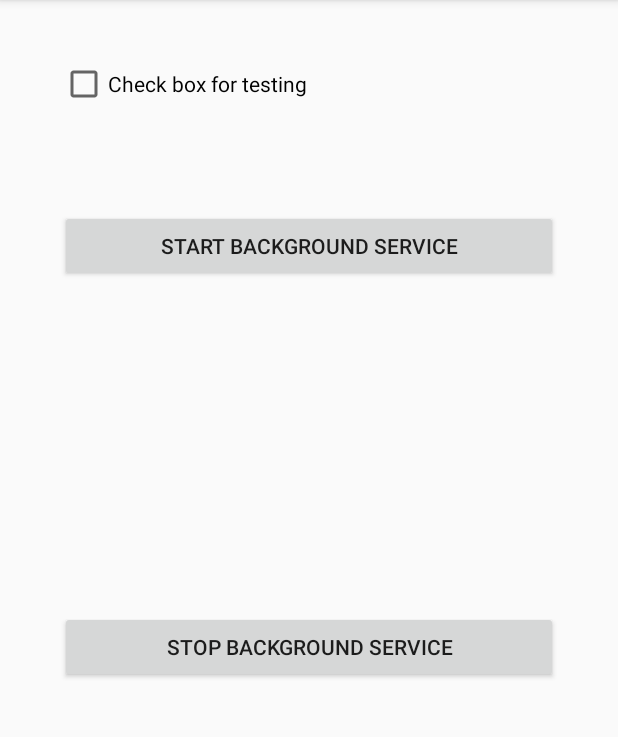
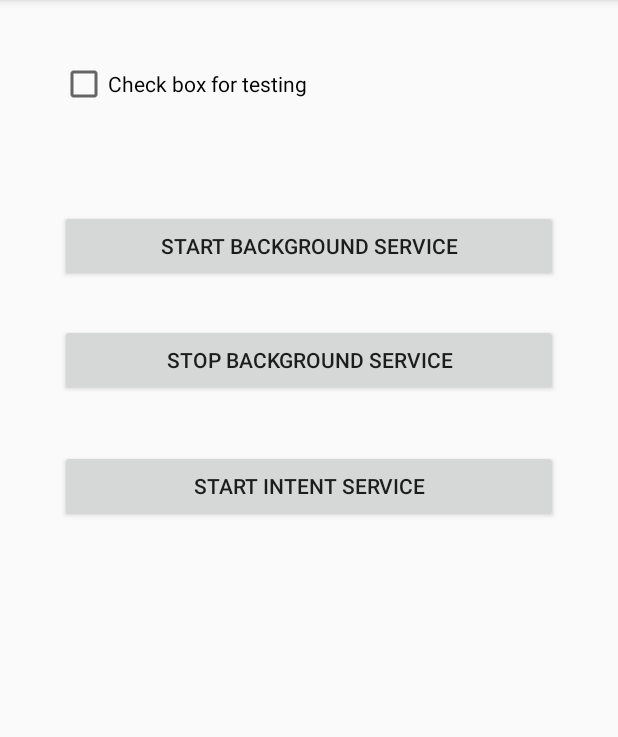
Before and after one commit to rohanbhatia56/learningApplication, an Android app: the screen it shows after launch (MainActivity), on a phone screen of 412 x 824 dp, the part 84-821 px from its top. Run offline under Robolectric (Android 15) with nearby library versions, the phone set to English and light mode, and no system bars.

Commit message:
IntentService

```diff
--- a/app/src/main/AndroidManifest.xml
+++ b/app/src/main/AndroidManifest.xml
@@ -1,5 +1,6 @@
 <?xml version="1.0" encoding="utf-8"?>
 <manifest xmlns:android="http://schemas.android.com/apk/res/android"
+    xmlns:tools="http://schemas.android.com/tools"
     package="com.upstream.learningapplication">
 
     <application
@@ -17,6 +18,8 @@
             </intent-filter>
         </activity>
         <service android:name=".MyBackgroundService"/>
+        <service android:name=".MyIntentService"
+            tools:ignore="Instantiatable" />
     </application>
 
 </manifest>
--- a/app/src/main/java/com/upstream/learningapplication/MainActivity.java
+++ b/app/src/main/java/com/upstream/learningapplication/MainActivity.java
@@ -12,7 +12,6 @@ public class MainActivity extends AppCompatActivity {
     protected void onCreate(Bundle savedInstanceState) {
         super.onCreate(savedInstanceState);
         setContentView(R.layout.activity_main);
-
     }
 
     public void startBackgroundService(View view) {
@@ -24,4 +23,9 @@ public class MainActivity extends AppCompatActivity {
         Intent intent = new Intent(this,MyBackgroundService.class);
         stopService(intent);
     }
+
+    public void startIntentService(View view) {
+        Intent intent = new Intent(this,MyIntentService.class);
+        startService(intent);
+    }
 }
--- a/app/src/main/res/layout/activity_main.xml
+++ b/app/src/main/res/layout/activity_main.xml
@@ -26,9 +26,18 @@
         android:layout_width="match_parent"
         android:layout_height="wrap_content"
         android:layout_alignTop="@+id/btnStartStartedService"
-        android:layout_marginTop="267dp"
+        android:layout_marginTop="76dp"
         android:onClick="stopBackgroundService"
         android:text="Stop Background Service" />
 
+    <Button
+        android:id="@+id/btnStartIntentService"
+        android:layout_width="match_parent"
+        android:layout_height="wrap_content"
+        android:layout_alignTop="@+id/btnStartStartedService"
+        android:layout_marginTop="160dp"
+        android:onClick="startIntentService"
+        android:text="Start Intent Service" />
+
 
 </RelativeLayout>
```
Also changed, not shown: app/src/main/java/com/upstream/learningapplication/MyIntentService.java (added, +49 -0 lines).
